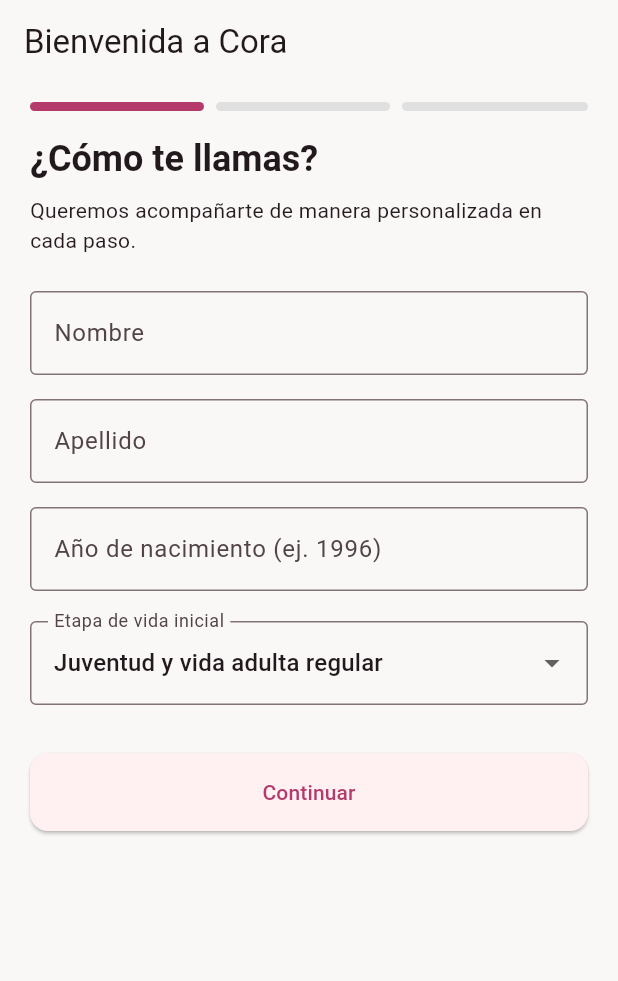
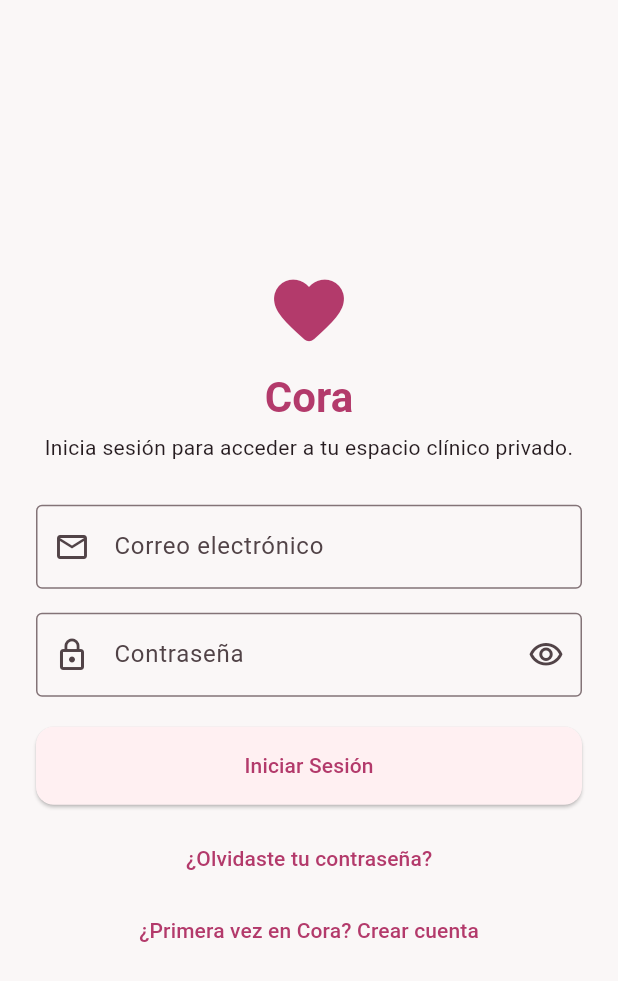
Before and after one commit to eduardoevz/Cora, a Flutter app: the screen it shows after launch, on a phone screen of 412 x 824 dp. Shown: the top 981 px of the screen. Run offline on Flutter 3.47's test engine with Material 3 defaults, Android fonts, the phone set to English and light mode, and no system bars; our stand-ins replace dio, drift, firebase_auth, firebase_core, flutter_riverpod; accounts and stored records are empty; generated files the repository leaves out were written again.

Commit message:
feat(mobile-core): integrate real firebase_auth login, JWT interceptor, and sign-out

```diff
--- /dev/null
+++ b/mobile/lib/core/auth/auth_providers.dart
@@ -0,0 +1,11 @@
+import 'package:flutter_riverpod/flutter_riverpod.dart';
+import 'package:mobile/core/auth/firebase_auth_service.dart';
+
+final coraAuthServiceProvider = Provider<ICoraAuthService>((ref) {
+  return FirebaseCoraAuthService.instance;
+});
+
+final coraAuthStateProvider = StreamProvider<CoraAuthUser?>((ref) {
+  final authService = ref.watch(coraAuthServiceProvider);
+  return authService.authStateChanges();
+});
--- a/mobile/lib/features/assistant/presentation/providers/assistant_providers.dart
+++ b/mobile/lib/features/assistant/presentation/providers/assistant_providers.dart
@@ -62,9 +62,6 @@ class CoraAssistantService {
     // Stage 2: Try live backend RAG pipeline (/assistant)
     final api = _ref.read(coraApiClientProvider);
     try {
-      if (profile != null) {
-        api.setAuthToken('mock-token:${profile.firebaseUid}');
-      }
       if (_remoteConversationId == null) {
         try {
           final convRes = await api.dio.post(
--- /dev/null
+++ b/mobile/lib/features/auth/presentation/pages/firebase_auth_page.dart
@@ -0,0 +1,240 @@
+import 'package:flutter/material.dart';
+import 'package:flutter_riverpod/flutter_riverpod.dart';
+import 'package:mobile/core/auth/auth_providers.dart';
+import 'package:mobile/core/auth/firebase_auth_service.dart';
+import 'package:mobile/core/theme/cora_theme.dart';
+
+class FirebaseAuthPage extends ConsumerStatefulWidget {
+  const FirebaseAuthPage({super.key, this.onAuthenticated});
+
+  final void Function(CoraAuthUser user)? onAuthenticated;
+
+  @override
+  ConsumerState<FirebaseAuthPage> createState() => _FirebaseAuthPageState();
+}
+
+class _FirebaseAuthPageState extends ConsumerState<FirebaseAuthPage> {
+  final _formKey = GlobalKey<FormState>();
+  final _emailController = TextEditingController();
+  final _passwordController = TextEditingController();
+
+  bool _isRegisterMode = false;
+  bool _obscurePassword = true;
+  bool _isLoading = false;
+  String? _errorMessage;
+
+  @override
+  void dispose() {
+    _emailController.dispose();
+    _passwordController.dispose();
+    super.dispose();
+  }
+
+  Future<void> _submit() async {
+    if (!(_formKey.currentState?.validate() ?? false)) return;
+    setState(() {
+      _isLoading = true;
+      _errorMessage = null;
+    });
+
+    try {
+      final auth = ref.read(coraAuthServiceProvider);
+      final user = _isRegisterMode
+          ? await auth.registerWithEmail(
+              email: _emailController.text.trim(),
+              password: _passwordController.text,
+            )
+          : await auth.signInWithEmail(
+              email: _emailController.text.trim(),
+              password: _passwordController.text,
+            );
+      widget.onAuthenticated?.call(user);
+    } on CoraAuthException catch (e) {
+      if (mounted) {
+        setState(() => _errorMessage = e.messageEs);
+      }
+    } catch (_) {
+      if (mounted) {
+        setState(() {
+          _errorMessage = 'Ocurrió un error inesperado al autenticar.';
+        });
+      }
+    } finally {
+      if (mounted) setState(() => _isLoading = false);
+    }
+  }
+
+  Future<void> _resetPassword() async {
+    final email = _emailController.text.trim();
+    if (email.isEmpty || !email.contains('@')) {
+      setState(() {
+        _errorMessage = 'Ingresa tu correo arriba para enviarte el enlace.';
+      });
+      return;
+    }
+    try {
+      await ref.read(coraAuthServiceProvider).sendPasswordResetEmail(email);
+      if (mounted) {
+        ScaffoldMessenger.of(context).showSnackBar(
+          const SnackBar(
+            content: Text(
+              'Te enviamos un correo para restablecer tu contraseña.',
+            ),
+            backgroundColor: Colors.teal,
+          ),
+        );
+      }
+    } on CoraAuthException catch (e) {
+      if (mounted) setState(() => _errorMessage = e.messageEs);
+    }
+  }
+
+  @override
+  Widget build(BuildContext context) {
+    final theme = Theme.of(context);
+    return Scaffold(
+      body: SafeArea(
+        child: Center(
+          child: SingleChildScrollView(
+            padding: const EdgeInsets.all(24),
+            child: ConstrainedBox(
+              constraints: const BoxConstraints(maxWidth: 440),
+              child: Form(
+                key: _formKey,
+                child: Column(
+                  crossAxisAlignment: CrossAxisAlignment.stretch,
+                  children: [
+                    const Icon(
+                      Icons.favorite_rounded,
+                      size: 56,
+                      color: CoraTheme.primaryColor,
+                    ),
+                    const SizedBox(height: 12),
+                    Text(
+                      'Cora',
+                      textAlign: TextAlign.center,
+                      style: theme.textTheme.headlineLarge?.copyWith(
+                        color: CoraTheme.primaryColor,
+                        fontWeight: FontWeight.bold,
+                      ),
+                    ),
+                    const SizedBox(height: 6),
+                    Text(
+                      _isRegisterMode
+                          ? 'Crea tu cuenta protegida para acompañar tu salud en cada etapa.'
+                          : 'Inicia sesión para acceder a tu espacio clínico privado.',
+                      textAlign: TextAlign.center,
+                      style: theme.textTheme.bodyMedium,
+                    ),
+                    const SizedBox(height: 28),
+                    if (_errorMessage != null) ...[
+                      Container(
+                        key: const Key('auth_error_banner'),
+                        padding: const EdgeInsets.all(12),
+                        decoration: BoxDecoration(
+                          color: Colors.red.shade50,
+                          borderRadius: BorderRadius.circular(12),
+                          border: Border.all(color: Colors.red.shade200),
+                        ),
+                        child: Text(
+                          _errorMessage!,
+                          style: TextStyle(color: Colors.red.shade800),
+                        ),
+                      ),
+                      const SizedBox(height: 16),
+                    ],
+                    TextFormField(
+                      key: const Key('auth_email_input'),
+                      controller: _emailController,
+                      keyboardType: TextInputType.emailAddress,
+                      autocorrect: false,
+                      decoration: const InputDecoration(
+                        labelText: 'Correo electrónico',
+                        prefixIcon: Icon(Icons.email_outlined),
+                        border: OutlineInputBorder(),
+                      ),
+                      validator: (val) {
+                        final v = val?.trim() ?? '';
+                        if (v.isEmpty || !v.contains('@')) {
+                          return 'Ingresa un correo electrónico válido.';
+                        }
+                        return null;
+                      },
+                    ),
+                    const SizedBox(height: 16),
+                    TextFormField(
+                      key: const Key('auth_password_input'),
+                      controller: _passwordController,
+                      obscureText: _obscurePassword,
+                      decoration: InputDecoration(
+                        labelText: 'Contraseña',
+                        prefixIcon: const Icon(Icons.lock_outline),
+                        border: const OutlineInputBorder(),
+                        suffixIcon: IconButton(
+                          icon: Icon(
+                            _obscurePassword
+                                ? Icons.visibility_outlined
+                                : Icons.visibility_off_outlined,
+                          ),
+                          onPressed: () => setState(
+                            () => _obscurePassword = !_obscurePassword,
+                          ),
+                        ),
+                      ),
+                      validator: (val) {
+                        if ((val ?? '').length < 6) {
+                          return 'Mínimo 6 caracteres.';
+                        }
+                        return null;
+                      },
+                    ),
+                    const SizedBox(height: 20),
+                    ElevatedButton(
+                      key: const Key('auth_submit_button'),
+                      onPressed: _isLoading ? null : _submit,
+                      style: ElevatedButton.styleFrom(
+                        minimumSize: const Size.fromHeight(52),
+                      ),
+                      child: _isLoading
+                          ? const SizedBox(
+                              height: 20,
+                              width: 20,
+                              child: CircularProgressIndicator(strokeWidth: 2),
+                            )
+                          : Text(
+                              _isRegisterMode
+                                  ? 'Crear mi Cuenta Cora'
+                                  : 'Iniciar Sesión',
+                            ),
+                    ),
+                    const SizedBox(height: 12),
+                    if (!_isRegisterMode)
+                      TextButton(
+                        key: const Key('auth_reset_password_button'),
+                        onPressed: _isLoading ? null : _resetPassword,
+                        child: const Text('¿Olvidaste tu contraseña?'),
+                      ),
+                    TextButton(
+                      key: const Key('auth_toggle_mode_button'),
+                      onPressed: _isLoading
+                          ? null
+                          : () => setState(() {
+                                _isRegisterMode = !_isRegisterMode;
+                                _errorMessage = null;
+                              }),
+                      child: Text(
+                        _isRegisterMode
+                            ? '¿Ya tienes cuenta? Inicia sesión'
+                            : '¿Primera vez en Cora? Crear cuenta',
+                      ),
+                    ),
+                  ],
+                ),
+              ),
+            ),
+          ),
+        ),
+      ),
+    );
+  }
+}
--- a/mobile/lib/features/onboarding/data/repositories/identity_repository_impl.dart
+++ b/mobile/lib/features/onboarding/data/repositories/identity_repository_impl.dart
@@ -145,7 +145,6 @@ class IdentityRepositoryImpl implements IdentityRepository {
 
     final api = _apiClient;
     if (api != null) {
-      api.setAuthToken('mock-token:${finalProfile.firebaseUid}');
       unawaited(() async {
         try {
           await api.dio.put('/identity/onboarding', data: payload);
@@ -212,7 +211,6 @@ class IdentityRepositoryImpl implements IdentityRepository {
     final updated = await _profileDao.getActiveProfile();
     final api = _apiClient;
     if (api != null && updated != null) {
-      api.setAuthToken('mock-token:${updated.firebaseUid}');
       unawaited(() async {
         try {
           await api.dio.post('/identity/life-stage/transitions', data: payload);
@@ -251,7 +249,6 @@ class IdentityRepositoryImpl implements IdentityRepository {
     final updated = await _profileDao.getActiveProfile();
     final api = _apiClient;
     if (api != null && updated != null) {
-      api.setAuthToken('mock-token:${updated.firebaseUid}');
       unawaited(() async {
         try {
           await api.dio.patch('/identity/module-preferences', data: payload);
--- a/mobile/lib/main.dart
+++ b/mobile/lib/main.dart
@@ -1,16 +1,21 @@
+import 'dart:async';
+
 import 'package:flutter/material.dart';
 import 'package:flutter_riverpod/flutter_riverpod.dart';
-import 'package:mobile/core/network/cora_api_client.dart';
+import 'package:mobile/core/auth/auth_providers.dart';
+import 'package:mobile/core/auth/firebase_auth_service.dart';
 import 'package:mobile/core/security/privacy_lifecycle_gate.dart';
 import 'package:mobile/core/security/security_providers.dart';
 import 'package:mobile/core/theme/cora_theme.dart';
+import 'package:mobile/features/auth/presentation/pages/firebase_auth_page.dart';
 import 'package:mobile/features/dashboard/presentation/pages/dynamic_home_dashboard_page.dart';
 import 'package:mobile/features/onboarding/domain/entities/user_profile_entity.dart';
 import 'package:mobile/features/onboarding/presentation/pages/onboarding_wizard_page.dart';
 import 'package:mobile/features/onboarding/presentation/providers/identity_providers.dart';
 
-void main() {
+Future<void> main() async {
   WidgetsFlutterBinding.ensureInitialized();
+  await FirebaseCoraAuthService.instance.initialize();
   runApp(
     const ProviderScope(
       child: CoraApp(),
@@ -46,22 +51,36 @@ class CoraRootGate extends ConsumerStatefulWidget {
 
 class _CoraRootGateState extends ConsumerState<CoraRootGate> {
   bool _isBootstrapping = true;
+  String? _bootstrappedUid;
 
   @override
   void initState() {
     super.initState();
+    unawaited(ref.read(discreetAppIconServiceProvider).syncFromNative());
+    final auth = ref.read(coraAuthServiceProvider);
+    if (!auth.isFirebaseReady) {
       _bootstrapProfile();
+    } else if (auth.currentUser != null) {
+      _bootstrapProfile(expectedUid: auth.currentUser!.uid);
+    } else {
+      _isBootstrapping = false;
+    }
   }
 
-  Future<void> _bootstrapProfile() async {
+  Future<void> _bootstrapProfile({String? expectedUid}) async {
+    if (!mounted) return;
+    setState(() {
+      _isBootstrapping = true;
+      _bootstrappedUid = expectedUid;
+    });
     try {
       final profile =
           await ref.read(identityRepositoryProvider).getActiveProfile();
-      if (profile != null) {
-        ref
-            .read(coraApiClientProvider)
-            .setAuthToken('mock-token:${profile.firebaseUid}');
+      if (profile != null &&
+          (expectedUid == null || profile.firebaseUid == expectedUid)) {
         ref.read(activeUserProfileProvider.notifier).state = profile;
+      } else {
+        ref.read(activeUserProfileProvider.notifier).state = null;
       }
     } catch (_) {
       // Allow clean start on onboarding if local database fails to read profile
@@ -76,7 +95,45 @@ class _CoraRootGateState extends ConsumerState<CoraRootGate> {
 
   @override
   Widget build(BuildContext context) {
+    final authService = ref.watch(coraAuthServiceProvider);
+
+    if (authService.isFirebaseReady) {
+      final authState = ref.watch(coraAuthStateProvider);
+      final authUser = authState.asData?.value ?? authService.currentUser;
+
+      if (authUser == null) {
+        _bootstrappedUid = null;
+        return FirebaseAuthPage(
+          onAuthenticated: (user) => _bootstrapProfile(expectedUid: user.uid),
+        );
+      }
+
+      if (_bootstrappedUid != authUser.uid && !_isBootstrapping) {
+        WidgetsBinding.instance.addPostFrameCallback((_) {
+          if (mounted) {
+            _bootstrapProfile(expectedUid: authUser.uid);
+          }
+        });
+      }
+    }
+
     if (_isBootstrapping) {
+      return _buildLoadingScreen();
+    }
+
+    final activeProfile = ref.watch(activeUserProfileProvider);
+    if (activeProfile == null || !activeProfile.onboardingCompleted) {
+      return const OnboardingWizardPage();
+    }
+
+    final lockService = ref.watch(biometricLockServiceProvider);
+    return PrivacyLifecycleGate(
+      lockService: lockService,
+      child: const DynamicHomeDashboardPage(),
+    );
+  }
+
+  Widget _buildLoadingScreen() {
     return const Scaffold(
       body: SafeArea(
         child: Center(
@@ -111,16 +168,4 @@ class _CoraRootGateState extends ConsumerState<CoraRootGate> {
       ),
     );
   }
-
-    final activeProfile = ref.watch(activeUserProfileProvider);
-    if (activeProfile == null || !activeProfile.onboardingCompleted) {
-      return const OnboardingWizardPage();
 }
-
-    final lockService = ref.watch(biometricLockServiceProvider);
-    return PrivacyLifecycleGate(
-      lockService: lockService,
-      child: const DynamicHomeDashboardPage(),
-    );
-  }
-}
--- a/mobile/pubspec.yaml
+++ b/mobile/pubspec.yaml
@@ -18,6 +18,8 @@ dependencies:
   uuid: ^4.4.0
   crypto: ^3.0.8
   url_launcher: ^6.3.0
+  firebase_core: ^5.2.0
+  firebase_auth: ^7.1.0
 
 dev_dependencies:
   flutter_test:
```
Also changed, not shown: mobile/lib/core/auth/firebase_auth_service.dart (added, +227 -0 lines), mobile/lib/core/network/cora_api_client.dart (+22 -3 lines), mobile/lib/features/dashboard/presentation/pages/dynamic_home_dashboard_page.dart (+11 -2 lines), mobile/lib/features/onboarding/presentation/pages/onboarding_wizard_page.dart (+6 -1 lines), mobile/lib/features/partner/presentation/providers/partner_providers.dart (+0 -14 lines), mobile/lib/features/privacy/presentation/pages/privacy_and_data_sovereignty_page.dart (+34 -0 lines), mobile/pubspec.lock, 2 other files. Lines whose indentation alone changed are shown as unchanged.
